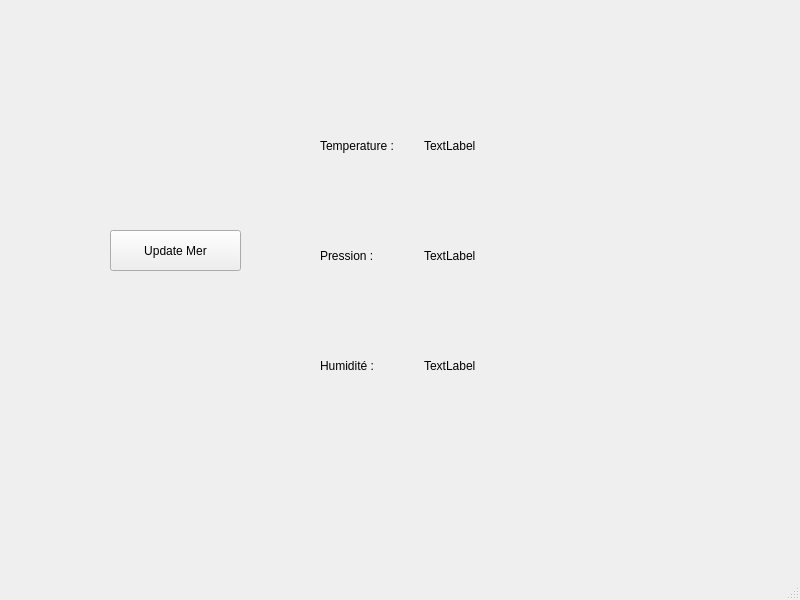
This is mainwindow.ui in aiekick/ProjectStationMeteo as Qt 5 draws it before an edit. The edited form follows.
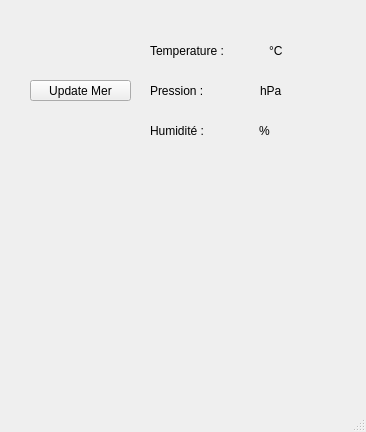
This is the edited form.

Commit message: [UPD]: Code cleaned. Commit before merge with branch QtClient

```diff
--- a/mainwindow.ui
+++ b/mainwindow.ui
@@ -6,8 +6,8 @@
    <rect>
     <x>0</x>
     <y>0</y>
-    <width>800</width>
-    <height>600</height>
+    <width>366</width>
+    <height>432</height>
    </rect>
   </property>
   <property name="windowTitle">
@@ -17,75 +17,23 @@
    <widget class="QPushButton" name="pushButton_UpdateMer">
     <property name="geometry">
      <rect>
-      <x>110</x>
-      <y>230</y>
-      <width>131</width>
-      <height>41</height>
+      <x>30</x>
+      <y>80</y>
+      <width>101</width>
+      <height>21</height>
      </rect>
     </property>
     <property name="text">
      <string>Update Mer</string>
     </property>
    </widget>
-   <widget class="QWidget" name="horizontalLayoutWidget">
+   <widget class="QWidget" name="">
     <property name="geometry">
      <rect>
-      <x>320</x>
-      <y>90</y>
-      <width>201</width>
-      <height>111</height>
-     </rect>
-    </property>
-    <layout class="QHBoxLayout" name="horizontalLayout">
-     <item>
-      <widget class="QLabel" name="label">
-       <property name="text">
-        <string>Temperature :</string>
-       </property>
-      </widget>
-     </item>
-     <item>
-      <widget class="QLabel" name="label_Temperature_Mer">
-       <property name="text">
-        <string>TextLabel</string>
-       </property>
-      </widget>
-     </item>
-    </layout>
-   </widget>
-   <widget class="QWidget" name="horizontalLayoutWidget_2">
-    <property name="geometry">
-     <rect>
-      <x>320</x>
-      <y>200</y>
-      <width>201</width>
-      <height>111</height>
-     </rect>
-    </property>
-    <layout class="QHBoxLayout" name="horizontalLayout_2">
-     <item>
-      <widget class="QLabel" name="label_2">
-       <property name="text">
-        <string>Pression : </string>
-       </property>
-      </widget>
-     </item>
-     <item>
-      <widget class="QLabel" name="label_Pressure_Mer">
-       <property name="text">
-        <string>TextLabel</string>
-       </property>
-      </widget>
-     </item>
-    </layout>
-   </widget>
-   <widget class="QWidget" name="horizontalLayoutWidget_3">
-    <property name="geometry">
-     <rect>
-      <x>320</x>
-      <y>310</y>
-      <width>201</width>
-      <height>111</height>
+      <x>150</x>
+      <y>110</y>
+      <width>151</width>
+      <height>41</height>
      </rect>
     </property>
     <layout class="QHBoxLayout" name="horizontalLayout_3">
@@ -99,7 +47,80 @@
      <item>
       <widget class="QLabel" name="label_Humidity_Mer">
        <property name="text">
-        <string>TextLabel</string>
+        <string/>
+       </property>
+      </widget>
+     </item>
+     <item>
+      <widget class="QLabel" name="label_6">
+       <property name="text">
+        <string>%</string>
+       </property>
+      </widget>
+     </item>
+    </layout>
+   </widget>
+   <widget class="QWidget" name="">
+    <property name="geometry">
+     <rect>
+      <x>150</x>
+      <y>70</y>
+      <width>151</width>
+      <height>41</height>
+     </rect>
+    </property>
+    <layout class="QHBoxLayout" name="horizontalLayout_4">
+     <item>
+      <widget class="QLabel" name="label_Pressure_Text">
+       <property name="text">
+        <string>Pression : </string>
+       </property>
+      </widget>
+     </item>
+     <item>
+      <widget class="QLabel" name="label_Pressure_Mer">
+       <property name="text">
+        <string/>
+       </property>
+      </widget>
+     </item>
+     <item>
+      <widget class="QLabel" name="label_5">
+       <property name="text">
+        <string>hPa</string>
+       </property>
+      </widget>
+     </item>
+    </layout>
+   </widget>
+   <widget class="QWidget" name="">
+    <property name="geometry">
+     <rect>
+      <x>150</x>
+      <y>30</y>
+      <width>151</width>
+      <height>41</height>
+     </rect>
+    </property>
+    <layout class="QHBoxLayout" name="horizontalLayout_5">
+     <item>
+      <widget class="QLabel" name="label_Temperature_Text">
+       <property name="text">
+        <string>Temperature :</string>
+       </property>
+      </widget>
+     </item>
+     <item>
+      <widget class="QLabel" name="label_Temperature_Mer">
+       <property name="text">
+        <string/>
+       </property>
+      </widget>
+     </item>
+     <item>
+      <widget class="QLabel" name="label_4">
+       <property name="text">
+        <string>°C</string>
        </property>
       </widget>
      </item>
```
Left out of the diff: 4 changed lines with no effect on the pictures. The commit also changes 2 other files.
